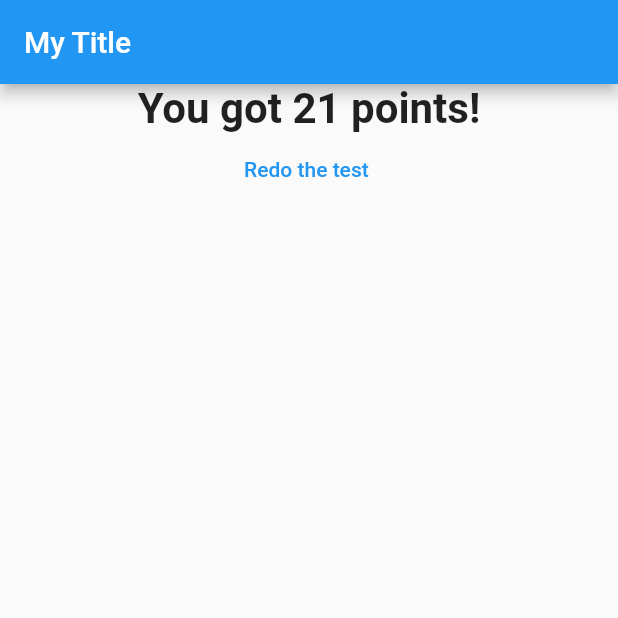
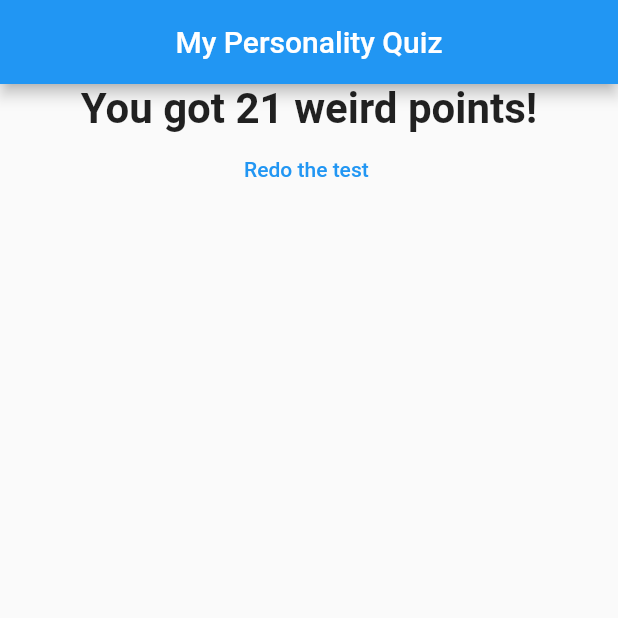
Before and after one commit to felipe-xavier/flutter-quiz-app, a Flutter app: the screen it shows after launch, after a tap on "Black", after a tap on "Cat", after a tap on "Summer", on a phone screen of 412 x 824 dp, the top half of it. Run offline on Flutter 3.47's test engine with Material 2 defaults, Android fonts, the phone set to English and light mode, and no system bars.

Commit message:
Update title and result text.

```diff
--- a/lib/main.dart
+++ b/lib/main.dart
@@ -71,7 +71,7 @@ class _MyAppState extends State<MyApp> {
     return MaterialApp(
       home: Scaffold(
         appBar: AppBar(
-          title: Text('My Title'),
+          title: Center(child: Text('My Personality Quiz')),
         ),
         body: question != null
             ? Quiz(
--- a/lib/result.dart
+++ b/lib/result.dart
@@ -7,7 +7,7 @@ class Result extends StatelessWidget {
   Result(this.totalScore, this.onReset);
 
   String get getSore {
-    return 'You got ' + totalScore.toString() + ' points!';
+    return 'You got ' + totalScore.toString() + ' weird points!';
   }
 
   @override
```
